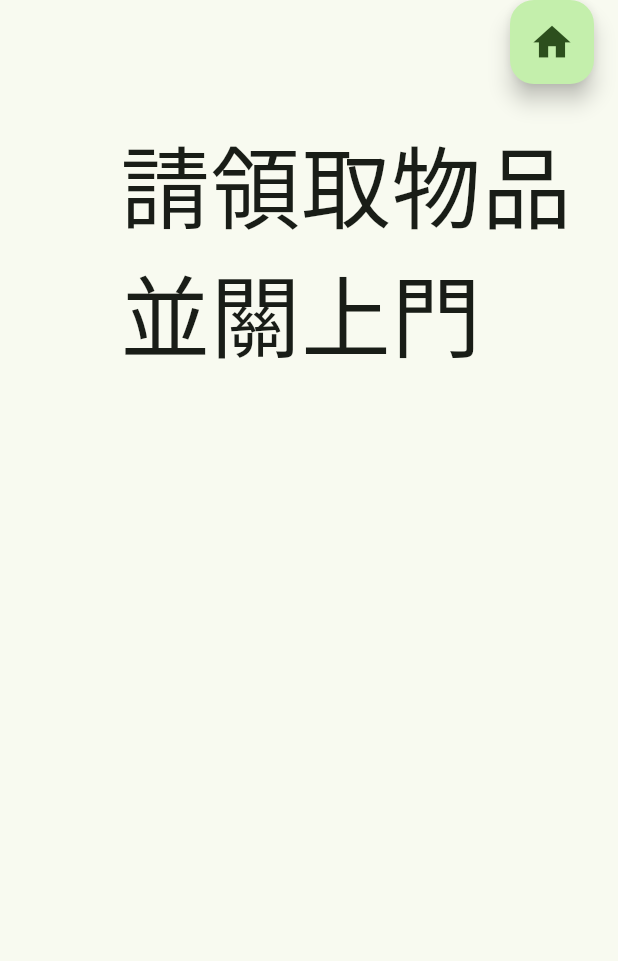
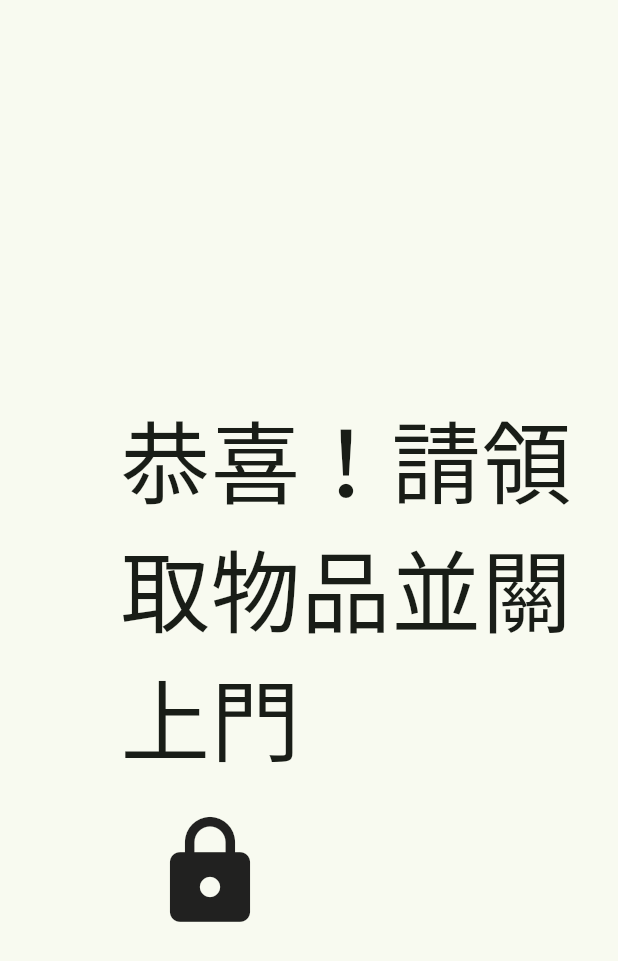
Before and after one commit to Jackyfirrest/Lost-and-Found-Kiosk, a Flutter app: the ClaimSuccessScreen screen opened directly, on a phone screen of 412 x 824 dp. Shown: the top 961 px of the screen. Run offline on Flutter 3.47's test engine with Material 3 defaults, Android fonts, the phone set to English and light mode, and no system bars; our stand-ins replace camera, flutter_hooks, flutter_image_compress, google_fonts, google_generative_ai, visibility_detector; missing offline and left inert: process_run, rpi_gpio.

Commit message:
adjust final screen layout

```diff
--- a/lib/claimItemCheck.dart
+++ b/lib/claimItemCheck.dart
@@ -184,23 +184,18 @@ class _ClaimSuccessScreenState extends State<ClaimSuccessScreen> {
   @override
   Widget build(BuildContext context) {
     return Scaffold(
-      floatingActionButton: FloatingActionButton(
-        onPressed: () {
-          Navigator.of(context).popUntil((route) => route.isFirst);
-        },
-        child: Icon(
-          Icons.home,
-          size: 30,
-        ),
-      ),
-      floatingActionButtonLocation: FloatingActionButtonLocation.endTop,
       body: Padding(
           padding: const EdgeInsets.only(left: 80.0, top: 80),
           child:
               Column(crossAxisAlignment: CrossAxisAlignment.start, children: [
-            Text("請領取物品並關上門",
+            Spacer(),
+            Text("恭喜！請領取物品並關上門",
                 style:
                     GoogleFonts.notoSansTc(textStyle: TextStyle(fontSize: 60))),
+            Padding(
+              padding: const EdgeInsets.all(20.0),
+              child: Icon(Icons.lock, size: 80),
+            ),
             Spacer(),
           ])),
     );
```
Also changed, not shown: lib/identifyObject.dart (+6 -12 lines).
